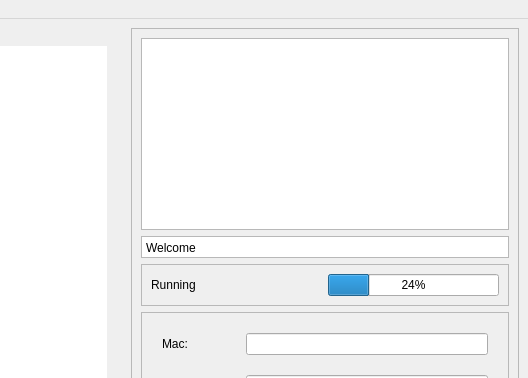
elihe999/LAN-autotest-webium, file wpoium/ui/autotest_wig.ui: the form before one commit; both pictures show x 272 to 800 and y 0 to 378 of the 800 by 669 pixel window.
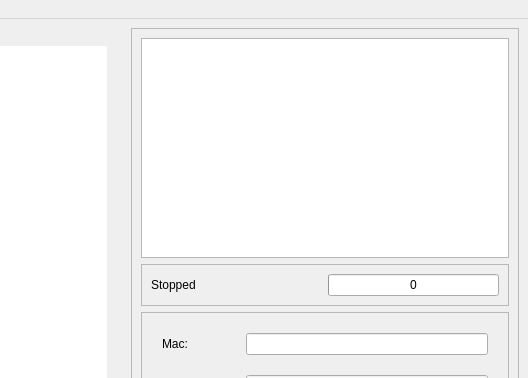
The form after the commit.

```diff
--- a/wpoium/ui/autotest_wig.ui
+++ b/wpoium/ui/autotest_wig.ui
@@ -103,47 +103,12 @@
            <verstretch>0</verstretch>
           </sizepolicy>
          </property>
-        </widget>
-       </item>
-       <item>
-        <widget class="QTextBrowser" name="textBrowser">
-         <property name="sizePolicy">
-          <sizepolicy hsizetype="Expanding" vsizetype="Fixed">
-           <horstretch>0</horstretch>
-           <verstretch>0</verstretch>
-          </sizepolicy>
-         </property>
-         <property name="maximumSize">
+         <property name="minimumSize">
           <size>
-           <width>16777215</width>
-           <height>22</height>
+           <width>0</width>
+           <height>220</height>
           </size>
          </property>
-         <property name="styleSheet">
-          <string notr="true">margin:0px;</string>
-         </property>
-         <property name="verticalScrollBarPolicy">
-          <enum>Qt::ScrollBarAlwaysOff</enum>
-         </property>
-         <property name="horizontalScrollBarPolicy">
-          <enum>Qt::ScrollBarAlwaysOff</enum>
-         </property>
-         <property name="sizeAdjustPolicy">
-          <enum>QAbstractScrollArea::AdjustToContents</enum>
-         </property>
-         <property name="tabChangesFocus">
-          <bool>false</bool>
-         </property>
-         <property name="html">
-          <string>&lt;!DOCTYPE HTML PUBLIC &quot;-//W3C//DTD HTML 4.0//EN&quot; &quot;http://www.w3.org/TR/REC-html40/strict.dtd&quot;&gt;
-&lt;html&gt;&lt;head&gt;&lt;meta name=&quot;qrichtext&quot; content=&quot;1&quot; /&gt;&lt;style type=&quot;text/css&quot;&gt;
-p, li { white-space: pre-wrap; }
-&lt;/style&gt;&lt;/head&gt;&lt;body style=&quot; font-family:'SimSun'; font-size:9pt; font-weight:400; font-style:normal;&quot;&gt;
-&lt;p style=&quot; margin-top:0px; margin-bottom:0px; margin-left:0px; margin-right:0px; -qt-block-indent:0; text-indent:0px;&quot;&gt;Welcome&lt;/p&gt;&lt;/body&gt;&lt;/html&gt;</string>
-         </property>
-         <property name="acceptRichText">
-          <bool>false</bool>
-         </property>
         </widget>
        </item>
        <item>
@@ -176,7 +141,7 @@
              </sizepolicy>
             </property>
             <property name="text">
-             <string>Running</string>
+             <string>Stopped</string>
             </property>
            </widget>
           </item>
@@ -189,7 +154,10 @@
              </sizepolicy>
             </property>
             <property name="value">
-             <number>24</number>
+             <number>0</number>
+            </property>
+            <property name="format">
+             <string>%p</string>
             </property>
            </widget>
           </item>
```
Left out of the diff: 30 changed lines with no effect on the pictures.
